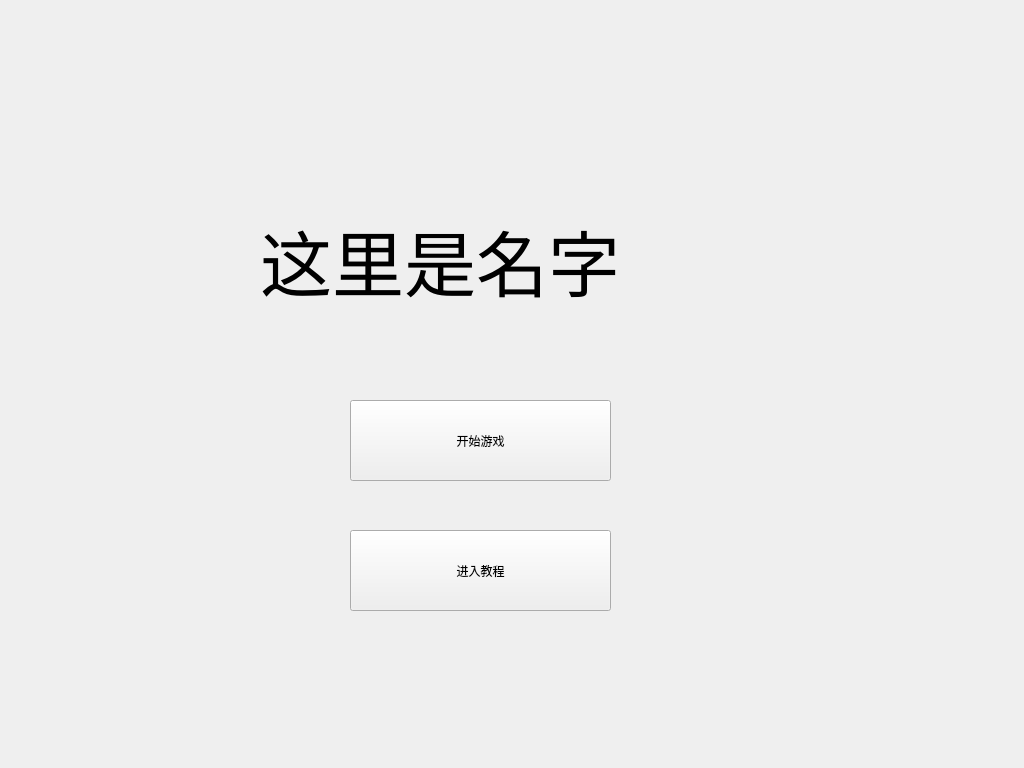
Above: startscreen.ui from adfwer233/AStrangeGame before the change. Below: the same form after it.
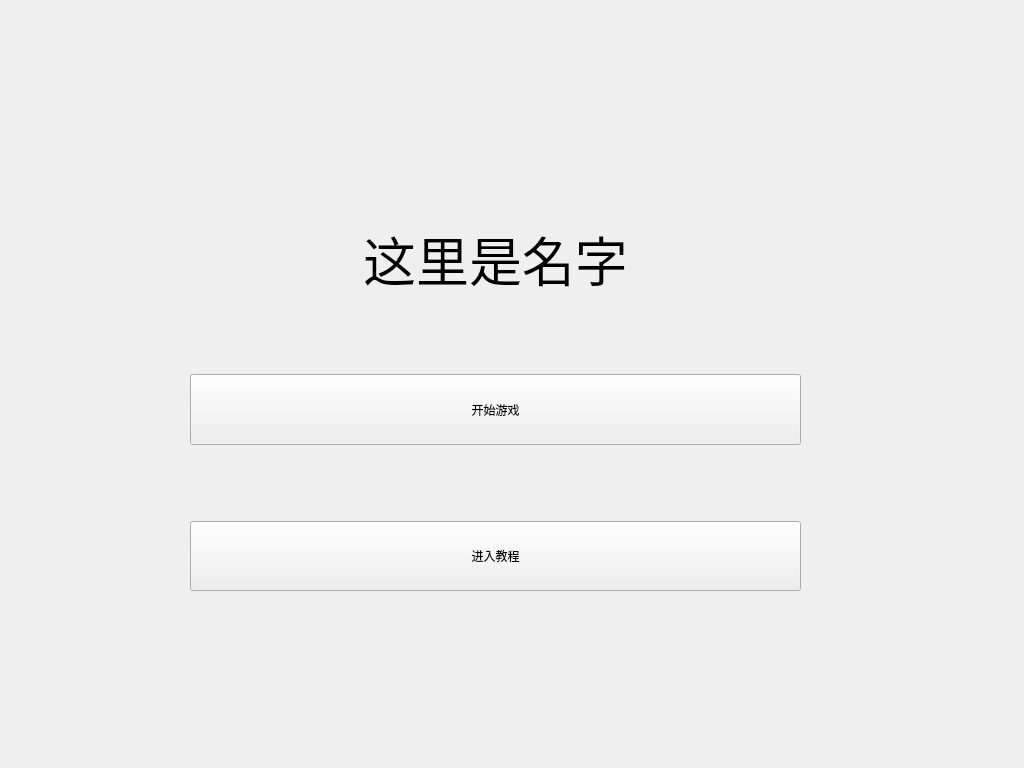
That is the form after the change.

The edit to the form file:
```diff
--- a/startscreen.ui
+++ b/startscreen.ui
@@ -10,53 +10,100 @@
     <height>768</height>
    </rect>
   </property>
+  <property name="sizePolicy">
+   <sizepolicy hsizetype="Fixed" vsizetype="Fixed">
+    <horstretch>0</horstretch>
+    <verstretch>0</verstretch>
+   </sizepolicy>
+  </property>
   <property name="windowTitle">
    <string>Form</string>
   </property>
+  <widget class="QWidget" name="">
+   <property name="geometry">
+    <rect>
+     <x>190</x>
+     <y>220</y>
+     <width>611</width>
+     <height>371</height>
+    </rect>
+   </property>
+   <layout class="QGridLayout" name="gridLayout">
+    <item row="2" column="0">
+     <spacer name="verticalSpacer">
+      <property name="orientation">
+       <enum>Qt::Vertical</enum>
+      </property>
+      <property name="sizeHint" stdset="0">
+       <size>
+        <width>20</width>
+        <height>40</height>
+       </size>
+      </property>
+     </spacer>
+    </item>
+    <item row="3" column="0">
   <widget class="QPushButton" name="StartButton">
-   <property name="geometry">
-    <rect>
-     <x>350</x>
-     <y>400</y>
-     <width>261</width>
-     <height>81</height>
-    </rect>
+      <property name="sizePolicy">
+       <sizepolicy hsizetype="Expanding" vsizetype="Expanding">
+        <horstretch>0</horstretch>
+        <verstretch>0</verstretch>
+       </sizepolicy>
    </property>
    <property name="text">
     <string>开始游戏</string>
    </property>
   </widget>
+    </item>
+    <item row="4" column="0">
+     <spacer name="verticalSpacer_2">
+      <property name="orientation">
+       <enum>Qt::Vertical</enum>
+      </property>
+      <property name="sizeHint" stdset="0">
+       <size>
+        <width>20</width>
+        <height>40</height>
+       </size>
+      </property>
+     </spacer>
+    </item>
+    <item row="0" column="0">
   <widget class="QLabel" name="label">
-   <property name="geometry">
-    <rect>
-     <x>260</x>
-     <y>180</y>
-     <width>561</width>
-     <height>161</height>
-    </rect>
+      <property name="sizePolicy">
+       <sizepolicy hsizetype="Expanding" vsizetype="Expanding">
+        <horstretch>0</horstretch>
+        <verstretch>0</verstretch>
+       </sizepolicy>
    </property>
    <property name="font">
     <font>
      <family>华光淡古印_CNKI</family>
-     <pointsize>54</pointsize>
+        <pointsize>40</pointsize>
     </font>
    </property>
    <property name="text">
     <string>这里是名字</string>
    </property>
-  </widget>
+      <property name="alignment">
+       <set>Qt::AlignCenter</set>
+      </property>
+     </widget>
+    </item>
+    <item row="5" column="0">
   <widget class="QPushButton" name="TextButton">
-   <property name="geometry">
-    <rect>
-     <x>350</x>
-     <y>530</y>
-     <width>261</width>
-     <height>81</height>
-    </rect>
+      <property name="sizePolicy">
+       <sizepolicy hsizetype="Expanding" vsizetype="Expanding">
+        <horstretch>0</horstretch>
+        <verstretch>0</verstretch>
+       </sizepolicy>
    </property>
    <property name="text">
     <string>进入教程</string>
    </property>
+     </widget>
+    </item>
+   </layout>
   </widget>
  </widget>
  <resources/>
```
Lines whose indentation alone changed are shown as unchanged.
